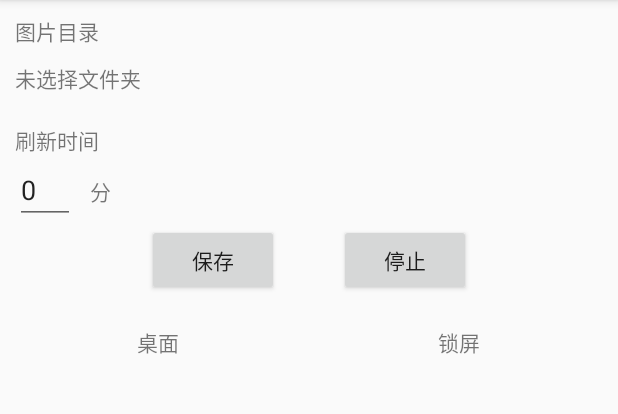
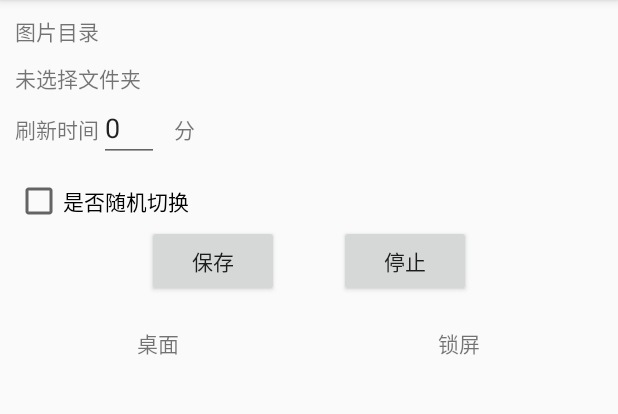
Before and after one commit to originalMemory/auto-wallpaper, an Android app: the screen it shows after launch (MainActivity), on a phone screen of 412 x 824 dp, the part 84-498 px from its top. Run offline under Robolectric (Android 15) with nearby library versions, the phone set to English and light mode, and no system bars; libraries missing offline, so code that uses them is left out: me.rosuh.filepicker.

Commit message:
ADD: 随机切换功能

```diff
--- a/app/src/main/java/com/example/autowallpaper/AutoWallpaperService.kt
+++ b/app/src/main/java/com/example/autowallpaper/AutoWallpaperService.kt
@@ -54,7 +54,12 @@ class AutoWallpaperService : Service() {
             wallpaperChangeListener?.invoke(currentImageIndex)
             prefHelper.put(MainActivity.KEY_CURRENT_IMAGE_INDEX, currentImageIndex)
 
-            currentImageIndex = if (currentImageIndex < imagePaths.size - 1) currentImageIndex + 1 else 0
+            val isRandom = prefHelper.getBoolean(MainActivity.KEY_RANDOM_CHANGE)
+            currentImageIndex = if (isRandom) {
+                (imagePaths.indices).random()
+            } else {
+                if (currentImageIndex < imagePaths.size - 1) currentImageIndex + 1 else 0
+            }
             handler.postDelayed(runnable, timeInterval * MINUTE)
         }
     }
--- a/app/src/main/java/com/example/autowallpaper/MainActivity.kt
+++ b/app/src/main/java/com/example/autowallpaper/MainActivity.kt
@@ -1,5 +1,6 @@
 package com.example.autowallpaper
 
+import android.annotation.SuppressLint
 import android.content.ComponentName
 import android.content.Intent
 import android.content.ServiceConnection
@@ -25,6 +26,7 @@ class MainActivity : AppCompatActivity() {
         private const val KEY_TIME_INTERVAL = "timeInterval"
         private const val KEY_IMAGE_FOLDER_PATH = "imageFolderPath"
         const val KEY_CURRENT_IMAGE_INDEX = "currentImageIndex"
+        const val KEY_RANDOM_CHANGE = "randomChange"
     }
 
     private val prefHelper by lazy { PrefHelper() }
@@ -102,6 +104,7 @@ class MainActivity : AppCompatActivity() {
         unbindService(connection)
     }
 
+    @SuppressLint("ClickableViewAccessibility")
     private fun setupInterface() {
         imageFolderPathTextView.setOnClickListener {
             val filter = object : AbstractFileFilter() {
@@ -152,6 +155,10 @@ class MainActivity : AppCompatActivity() {
             val intent = Intent(this, AutoWallpaperService::class.java)
             stopService(intent)
         }
+        randomCheckBox.isChecked = prefHelper.getBoolean(KEY_RANDOM_CHANGE)
+        randomCheckBox.setOnClickListener {
+            prefHelper.put(KEY_RANDOM_CHANGE, randomCheckBox.isChecked)
+        }
     }
 
     private fun toast(content: String) {
--- a/app/src/main/res/layout/activity_main.xml
+++ b/app/src/main/res/layout/activity_main.xml
@@ -1,6 +1,5 @@
 <?xml version="1.0" encoding="utf-8"?>
-<LinearLayout
-    xmlns:android="http://schemas.android.com/apk/res/android"
+<LinearLayout xmlns:android="http://schemas.android.com/apk/res/android"
     xmlns:tools="http://schemas.android.com/tools"
     android:id="@+id/container"
     android:layout_width="match_parent"
@@ -15,7 +14,7 @@
     <TextView
         android:layout_width="wrap_content"
         android:layout_height="wrap_content"
-        android:text="图片目录"/>
+        android:text="图片目录" />
 
     <TextView
         android:id="@+id/imageFolderPathTextView"
@@ -24,38 +23,45 @@
         android:layout_marginTop="10dp"
         android:ellipsize="end"
         android:maxLines="1"
-        android:text="壁纸"/>
-
-    <TextView
-        android:layout_width="wrap_content"
-        android:layout_height="wrap_content"
-        android:layout_marginTop="20dp"
-        android:text="刷新时间"/>
+        android:text="壁纸" />
 
     <LinearLayout
         android:layout_width="wrap_content"
-        android:layout_height="wrap_content">
+        android:layout_height="wrap_content"
+        android:orientation="horizontal">
+
+        <TextView
+            android:layout_width="wrap_content"
+            android:layout_height="wrap_content"
+            android:text="刷新时间" />
 
         <EditText
             android:id="@+id/timeIntervalEditText"
             android:layout_width="40dp"
             android:layout_height="wrap_content"
-            android:inputType="number"/>
+            android:inputType="number" />
 
         <TextView
             android:layout_width="wrap_content"
             android:layout_height="wrap_content"
             android:layout_marginStart="10dp"
-            android:text="分"/>
+            android:text="分" />
 
     </LinearLayout>
 
+    <CheckBox
+        android:id="@+id/randomCheckBox"
+        android:layout_width="wrap_content"
+        android:layout_height="wrap_content"
+        android:layout_marginTop="10dp"
+        android:text="是否随机切换" />
+
     <LinearLayout
         android:layout_width="match_parent"
-        android:orientation="horizontal"
+        android:layout_height="wrap_content"
+        android:layout_marginBottom="10dp"
         android:gravity="center"
-        android:layout_marginBottom="10dp"
-        android:layout_height="wrap_content">
+        android:orientation="horizontal">
 
         <Button
             android:id="@+id/saveButton"
@@ -63,90 +69,90 @@
             android:layout_height="wrap_content"
             android:layout_gravity="center_horizontal"
             android:layout_marginBottom="10dp"
-            android:text="保存"/>
+            android:text="保存" />
 
         <Space
             android:layout_width="40dp"
-            android:layout_height="match_parent"/>
+            android:layout_height="match_parent" />
 
         <Button
             android:id="@+id/stopButton"
             android:layout_width="wrap_content"
             android:layout_height="wrap_content"
             android:layout_gravity="center_horizontal"
-            android:text="停止"/>
+            android:text="停止" />
 
 
     </LinearLayout>
 
     <LinearLayout
         android:layout_width="match_parent"
-        android:orientation="horizontal"
-        android:layout_height="match_parent">
+        android:layout_height="match_parent"
+        android:orientation="horizontal">
 
         <LinearLayout
             android:layout_width="0dp"
+            android:layout_height="match_parent"
             android:layout_weight="1"
-            android:orientation="vertical"
-            android:layout_height="match_parent">
+            android:orientation="vertical">
 
             <TextView
                 android:layout_width="wrap_content"
                 android:layout_height="wrap_content"
-                android:text="桌面"
+                android:layout_gravity="center"
                 android:layout_marginBottom="10dp"
-                android:layout_gravity="center"/>
+                android:text="桌面" />
 
             <TextView
+                android:id="@+id/systemIndexTextView"
+                android:layout_width="wrap_content"
+                android:layout_height="wrap_content"
+                android:layout_gravity="center_horizontal"
                 android:layout_marginTop="20dp"
-                android:layout_width="wrap_content"
                 android:layout_marginBottom="10dp"
-                android:layout_height="wrap_content"
+                android:ellipsize="end"
                 android:maxLines="2"
-                android:ellipsize="end"
-                android:textAlignment="center"
-                android:layout_gravity="center_horizontal"
-                android:id="@+id/systemIndexTextView"/>
+                android:textAlignment="center" />
 
             <ImageView
                 android:id="@+id/systemImageView"
                 android:layout_width="match_parent"
-                android:layout_height="match_parent"/>
+                android:layout_height="match_parent" />
 
         </LinearLayout>
 
         <Space
             android:layout_width="10dp"
-            android:layout_height="match_parent"/>
+            android:layout_height="match_parent" />
 
         <LinearLayout
             android:layout_width="0dp"
+            android:layout_height="match_parent"
             android:layout_weight="1"
-            android:layout_height="match_parent"
             android:orientation="vertical">
 
             <TextView
                 android:layout_width="wrap_content"
                 android:layout_height="wrap_content"
-                android:text="锁屏"
+                android:layout_gravity="center"
                 android:layout_marginBottom="10dp"
-                android:layout_gravity="center"/>
+                android:text="锁屏" />
 
             <TextView
+                android:id="@+id/lockIndexTextView"
+                android:layout_width="wrap_content"
+                android:layout_height="wrap_content"
+                android:layout_gravity="center_horizontal"
                 android:layout_marginTop="20dp"
                 android:layout_marginBottom="10dp"
-                android:layout_width="wrap_content"
-                android:layout_height="wrap_content"
+                android:ellipsize="end"
                 android:maxLines="2"
-                android:ellipsize="end"
-                android:textAlignment="center"
-                android:layout_gravity="center_horizontal"
-                android:id="@+id/lockIndexTextView"/>
+                android:textAlignment="center" />
 
             <ImageView
                 android:id="@+id/lockImageView"
                 android:layout_width="match_parent"
-                android:layout_height="match_parent"/>
+                android:layout_height="match_parent" />
 
         </LinearLayout>
 
```
